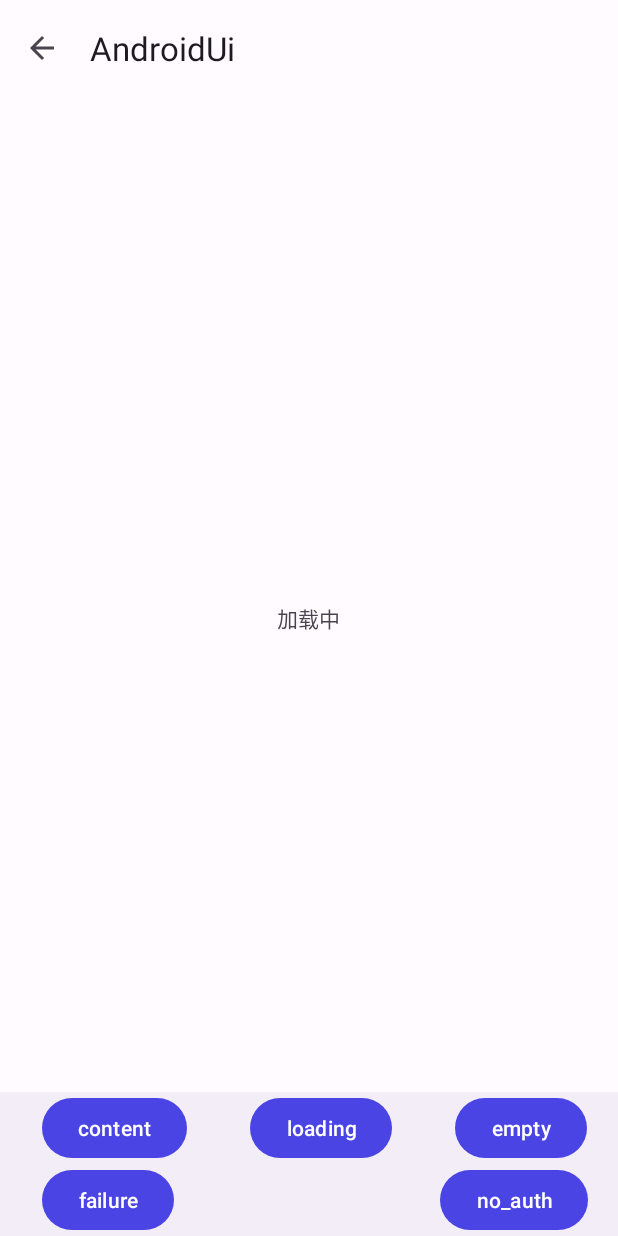
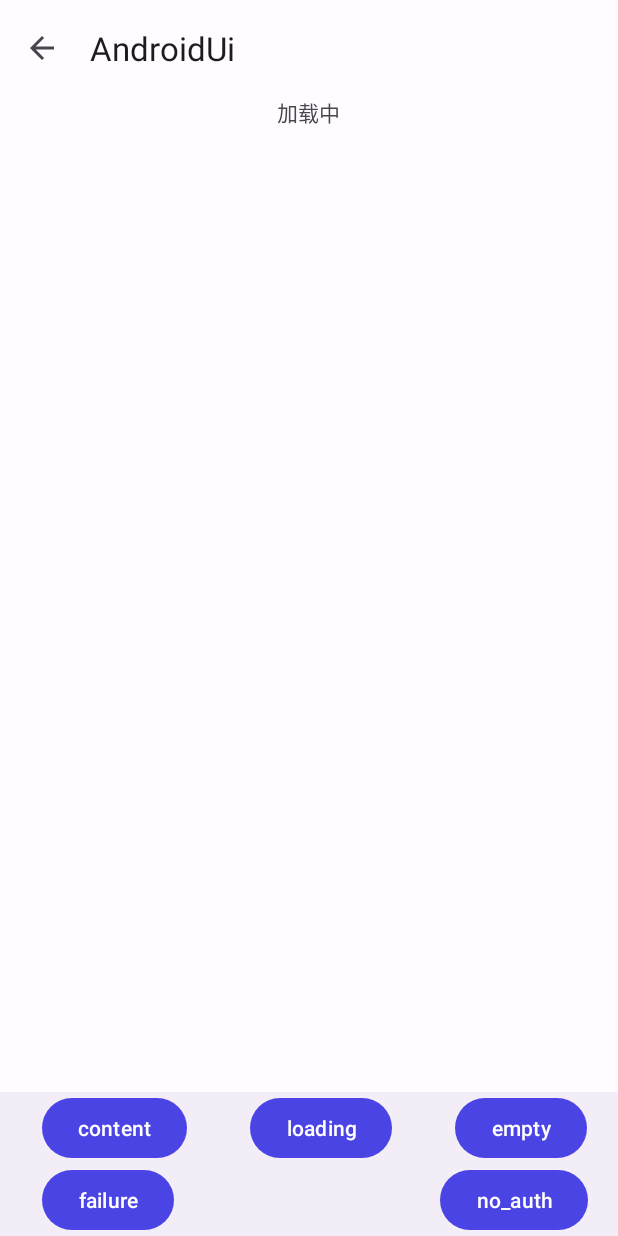
Before and after one commit to laorencel/AndroidUi, an Android app: the TestButtonActivity screen opened directly, with no data from a screen before it, after a tap on "loading", on a phone screen of 412 x 824 dp. Run offline under Robolectric (Android 15) with nearby library versions, the phone set to English and light mode, and no system bars; our stand-ins replace FlexboxLayout, RxJava, data binding; libraries missing offline, so code that uses them is left out: com.scwang.smart; plain views replace SmartRefreshLayout; 4 statements that could not run were skipped.

Commit message:
修改状态点击事件，修改状态组件；

```diff
--- a/uilibrary/src/main/java/com/laorencel/uilibrary/ui/BaseUiActivity.java
+++ b/uilibrary/src/main/java/com/laorencel/uilibrary/ui/BaseUiActivity.java
@@ -14,6 +14,7 @@ import androidx.databinding.ViewDataBinding;
 import com.laorencel.uilibrary.R;
 import com.laorencel.uilibrary.databinding.ActivityBaseUiBinding;
 import com.laorencel.uilibrary.widget.state.State;
+import com.laorencel.uilibrary.widget.state.StateLayout;
 import com.laorencel.uilibrary.widget.state.bean.StateItem;
 import com.scwang.smart.refresh.layout.api.RefreshLayout;
 import com.scwang.smart.refresh.layout.listener.OnRefreshLoadMoreListener;
@@ -124,6 +125,13 @@ public abstract class BaseUiActivity<VDB extends ViewDataBinding, VM extends Bas
                     BaseUiActivity.this.onRefresh(refreshLayout);
                 }
             });
+
+            baseUiBinding.stateLayout.setOnStateClickListener(new StateLayout.OnStateClickListener() {
+                @Override
+                public void onClick(View view, State state) {
+                    onStateClick(view, state);
+                }
+            });
         }
     }
 
@@ -172,4 +180,6 @@ public abstract class BaseUiActivity<VDB extends ViewDataBinding, VM extends Bas
             }
         }
     }
+
+
 }
--- a/uilibrary/src/main/java/com/laorencel/uilibrary/widget/state/StateLayout.java
+++ b/uilibrary/src/main/java/com/laorencel/uilibrary/widget/state/StateLayout.java
@@ -24,6 +24,11 @@ import java.util.Map;
 public class StateLayout extends FrameLayout {
 
     private State currentState = State.CONTENT;
+    private OnStateClickListener onStateClickListener;
+
+    public void setOnStateClickListener(OnStateClickListener onStateClickListener) {
+        this.onStateClickListener = onStateClickListener;
+    }
 
     //使用map保存子状态组件
     private final HashMap<State, StateHolder> stateMap = new HashMap<>();
@@ -114,6 +119,15 @@ public class StateLayout extends FrameLayout {
             LayoutStateBinding binding = LayoutStateBinding.inflate(inflater);
             binding.setItem(holder.getItem());
             binding.getRoot().setTag(state);//为状态视图添加相应状态的tag
+            binding.getRoot().setOnClickListener(new OnClickListener() {
+                @Override
+                public void onClick(View v) {
+                    if (null != onStateClickListener) {
+                        State clickState = (State) v.getTag();
+                        onStateClickListener.onClick(v, clickState);
+                    }
+                }
+            });
             List<View> views = new ArrayList<>();
             views.add(binding.getRoot());
             holder.setViews(views);
@@ -168,4 +182,8 @@ public class StateLayout extends FrameLayout {
         animation.setInterpolator(new AccelerateDecelerateInterpolator());
         return animation;
     }
+
+    public interface OnStateClickListener {
+        void onClick(View view, State state);
+    }
 }
--- a/uilibrary/src/main/res/layout/activity_base_ui.xml
+++ b/uilibrary/src/main/res/layout/activity_base_ui.xml
@@ -35,15 +35,17 @@
             <com.scwang.smart.refresh.layout.SmartRefreshLayout
                 android:id="@+id/refresh_layout"
                 android:layout_width="match_parent"
-                android:layout_height="match_parent" />
+                android:layout_height="match_parent">
+
+                <com.laorencel.uilibrary.widget.state.StateLayout
+                    android:id="@+id/state_layout"
+                    android:layout_width="match_parent"
+                    android:layout_height="match_parent"
+                    android:minHeight="600dp" />
+            </com.scwang.smart.refresh.layout.SmartRefreshLayout>
 
         </androidx.core.widget.NestedScrollView>
 
-        <com.laorencel.uilibrary.widget.state.StateLayout
-            android:id="@+id/state_layout"
-            android:layout_width="match_parent"
-            android:layout_height="match_parent"
-            android:minHeight="600dp"/>
 
         <com.google.android.material.bottomappbar.BottomAppBar
             android:id="@+id/bottom_appbar"
--- a/uilibrary/src/main/res/layout/fragment_base_ui.xml
+++ b/uilibrary/src/main/res/layout/fragment_base_ui.xml
@@ -19,16 +19,16 @@
             android:layout_width="match_parent"
             android:layout_height="match_parent"
             android:layout_above="@id/bottom_layout"
-            android:layout_below="@id/top_layout" />
+            android:layout_below="@id/top_layout">
 
             <com.laorencel.uilibrary.widget.state.StateLayout
                 android:id="@+id/state_layout"
                 android:layout_width="match_parent"
                 android:layout_height="match_parent"
-            android:layout_above="@id/bottom_layout"
-            android:layout_below="@id/top_layout"
                 android:minHeight="600dp"
                 android:visibility="gone" />
+        </com.scwang.smart.refresh.layout.SmartRefreshLayout>
+
 
         <LinearLayout
             android:id="@+id/bottom_layout"
```
Also changed, not shown: uilibrary/src/main/java/com/laorencel/uilibrary/ui/BaseActivity.java (+10 -0 lines), uilibrary/src/main/java/com/laorencel/uilibrary/ui/BaseFragment.java (+9 -0 lines), uilibrary/src/main/java/com/laorencel/uilibrary/ui/BaseUiFragment.java (+8 -0 lines). Lines whose indentation alone changed are shown as unchanged.
